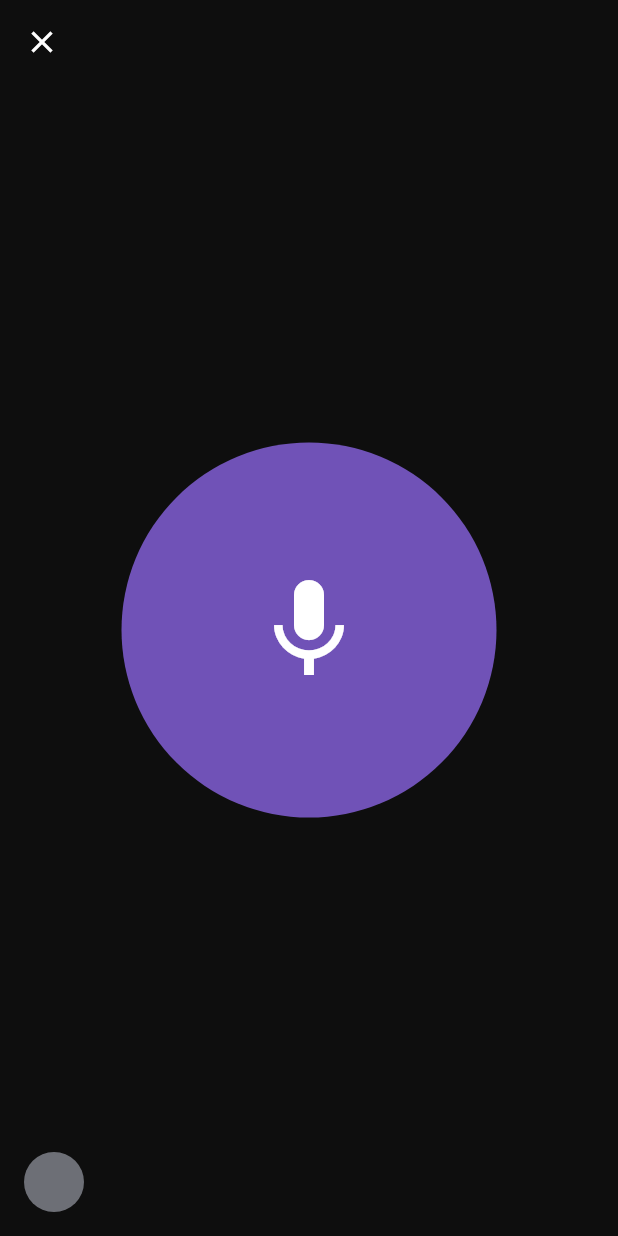
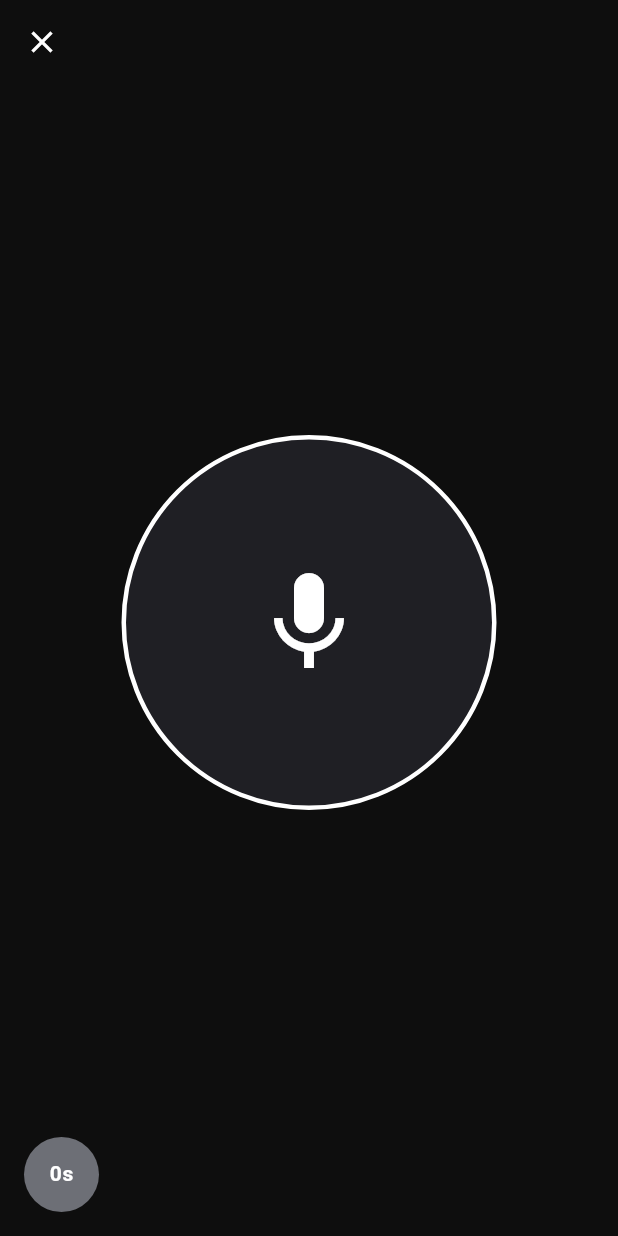
Before and after one commit to cauems04/song_improvement_app, a Flutter app: the RecordAudioPage screen opened directly, on a phone screen of 412 x 824 dp. Run offline on Flutter 3.47's test engine with Material 3 defaults, Android fonts, the phone set to English and light mode, and no system bars; our stand-ins replace permission_handler, sqflite; missing offline and left inert: record; accounts and stored records are empty.

Commit message:
style countdown option

```diff
--- a/lib/ui/screens/record_audio_page/record_audio_page.dart
+++ b/lib/ui/screens/record_audio_page/record_audio_page.dart
@@ -1,5 +1,7 @@
 import 'package:flutter/material.dart';
 import 'package:guitar_song_improvement/themes/spacing.dart';
+import 'package:guitar_song_improvement/ui/screens/play_options_page/widgets/denied_permission_modal.dart';
+import 'package:guitar_song_improvement/ui/screens/record_audio_page/widgets/wait_time_picker.dart';
 
 class RecordAudioPage extends StatefulWidget {
   const RecordAudioPage({super.key});
@@ -10,10 +12,12 @@ class RecordAudioPage extends StatefulWidget {
 
 class _RecordAudioPageState extends State<RecordAudioPage> {
   late bool isActive;
+  late int secondsToStart;
 
   @override
   void initState() {
     isActive = false;
+    secondsToStart = 0; // Implement with caching later
     super.initState();
   }
 
@@ -50,9 +54,10 @@ class _RecordAudioPageState extends State<RecordAudioPage> {
                   height: 250,
                   decoration: BoxDecoration(
                     color: (isActive)
-                        ? Theme.of(context).colorScheme.surfaceContainerLowest
-                        : Theme.of(context).colorScheme.primary,
+                        ? Theme.of(context).colorScheme.primary
+                        : Theme.of(context).colorScheme.surfaceContainerLowest,
                     shape: BoxShape.circle,
+                    border: Border.all(color: Colors.white, width: 3),
                   ),
                   child: Icon(Icons.mic, size: 80),
                 ),
@@ -61,12 +66,31 @@ class _RecordAudioPageState extends State<RecordAudioPage> {
             SafeArea(
               child: Row(
                 children: [
-                  Container(
-                    width: 40,
-                    height: 40,
-                    decoration: BoxDecoration(
-                      color: Theme.of(context).colorScheme.surfaceContainerLow,
-                      shape: BoxShape.circle,
+                  InkWell(
+                    onTap: () {
+                      showDialog(
+                        context: context,
+                        builder: (context) {
+                          return Center(child: WaitTimePicker());
+                        },
+                      );
+                    },
+                    child: Container(
+                      width: 50,
+                      height: 50,
+                      decoration: BoxDecoration(
+                        color: Theme.of(
+                          context,
+                        ).colorScheme.surfaceContainerLow,
+                        shape: BoxShape.circle,
+                      ),
+                      child: Center(
+                        child: Text(
+                          "${secondsToStart}s",
+                          style: Theme.of(context).textTheme.bodyLarge!
+                              .copyWith(fontWeight: FontWeight.w600),
+                        ),
+                      ),
                     ),
                   ),
                 ],
```
Also changed, not shown: lib/ui/screens/record_audio_page/widgets/wait_time_picker.dart (added, +29 -0 lines).
